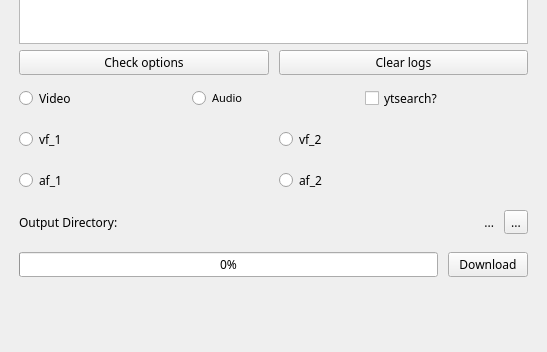
Old version of the form ui/main_v2.ui in the repository 3636382e35/ytdlp-gui; both pictures show x 0 to 547 and y 221 to 573 of the 547 by 573 pixel window.
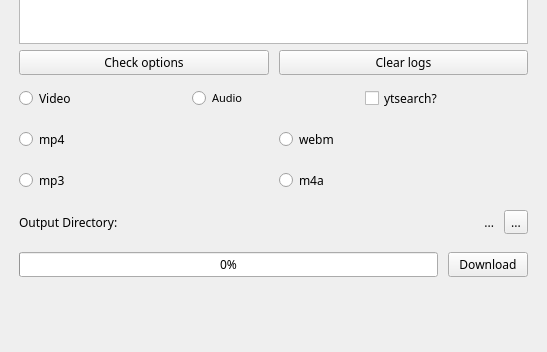
New version of the form.

```diff
--- a/ui/main_v2.ui
+++ b/ui/main_v2.ui
@@ -230,7 +230,7 @@
           </font>
          </property>
          <property name="text">
-          <string>vf_1</string>
+          <string>mp4</string>
          </property>
         </widget>
        </item>
@@ -245,7 +245,7 @@
           </font>
          </property>
          <property name="text">
-          <string>vf_2</string>
+          <string>webm</string>
          </property>
         </widget>
        </item>
@@ -281,7 +281,7 @@
           </font>
          </property>
          <property name="text">
-          <string>af_1</string>
+          <string>mp3</string>
          </property>
         </widget>
        </item>
@@ -296,7 +296,7 @@
           </font>
          </property>
          <property name="text">
-          <string>af_2</string>
+          <string>m4a</string>
          </property>
         </widget>
        </item>
```
